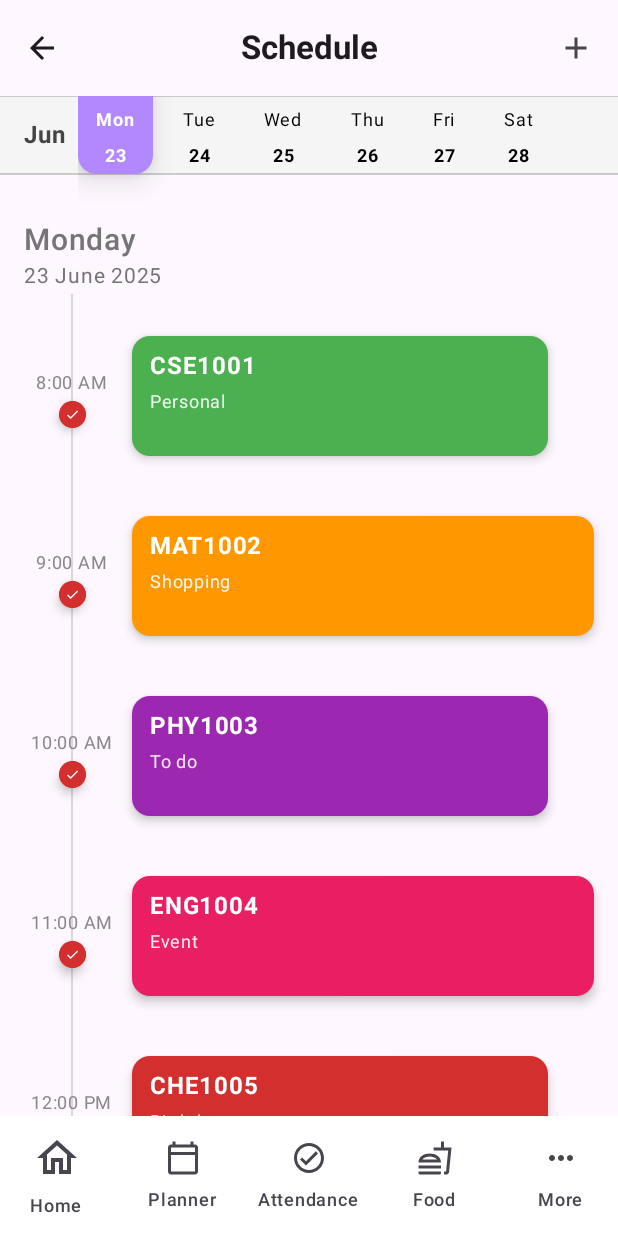
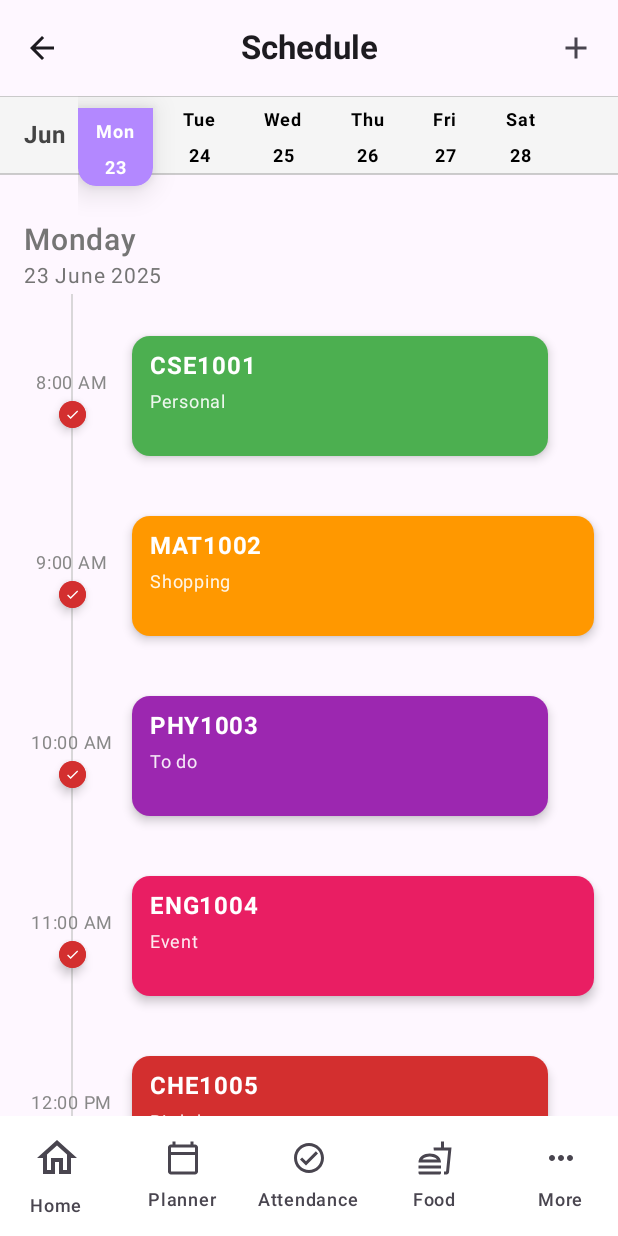
Before and after one commit to a-d-iii/-koitlin, an Android app built with Jetpack Compose: the AttendanceDetailsScreen screen opened through its navigation route, after a tap on "Mon", on a phone screen of 412 x 824 dp. Run offline under Robolectric (Android 15) with nearby library versions, the phone set to English and light mode, and no system bars; 1 statement that could not run was skipped.

Commit message:
Adjust date bar styling

```diff
--- a/app/src/main/java/com/example/basic/AttendanceDetailsScreen.kt
+++ b/app/src/main/java/com/example/basic/AttendanceDetailsScreen.kt
@@ -24,6 +24,7 @@ import androidx.compose.material3.*
 import androidx.compose.runtime.*
 import androidx.compose.ui.Alignment
 import androidx.compose.ui.Modifier
+import androidx.compose.ui.layout.offset
 import androidx.compose.ui.draw.clip
 import androidx.compose.ui.graphics.Color
 import androidx.compose.ui.text.font.FontWeight
@@ -246,6 +247,7 @@ private fun DaySelector(
                     verticalArrangement = Arrangement.Center,
                     modifier = Modifier
                         .height(itemHeight)
+                        .offset(y = highlightOverlap / 2)
                         .shadow(if (isSelected) 12.dp else 0.dp, shape, clip = false)
                         .clip(shape)
                         .background(bgColor, shape)
@@ -258,7 +260,7 @@ private fun DaySelector(
                     day.date.dayOfWeek.getDisplayName(TextStyle.SHORT, Locale.getDefault()),
                     color = textColor,
                     fontSize = 12.sp,
-                    fontWeight = if (isSelected) FontWeight.Bold else FontWeight.Normal
+                    fontWeight = FontWeight.Bold
                 )
                 Text(
                     day.date.dayOfMonth.toString(),
```
